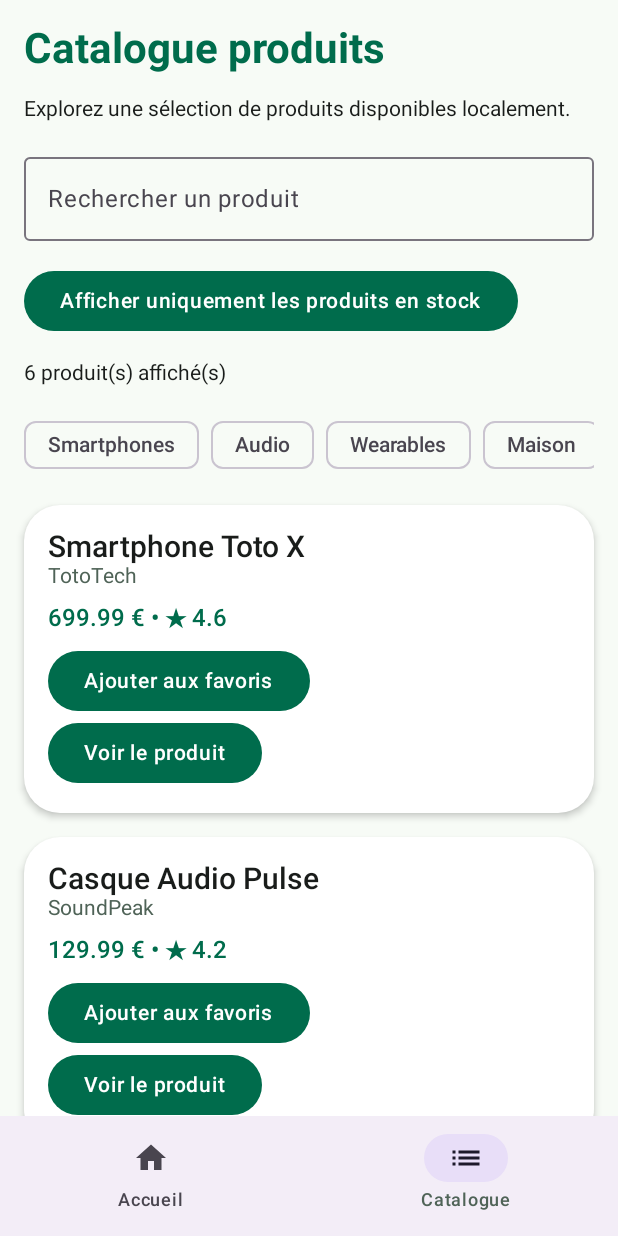
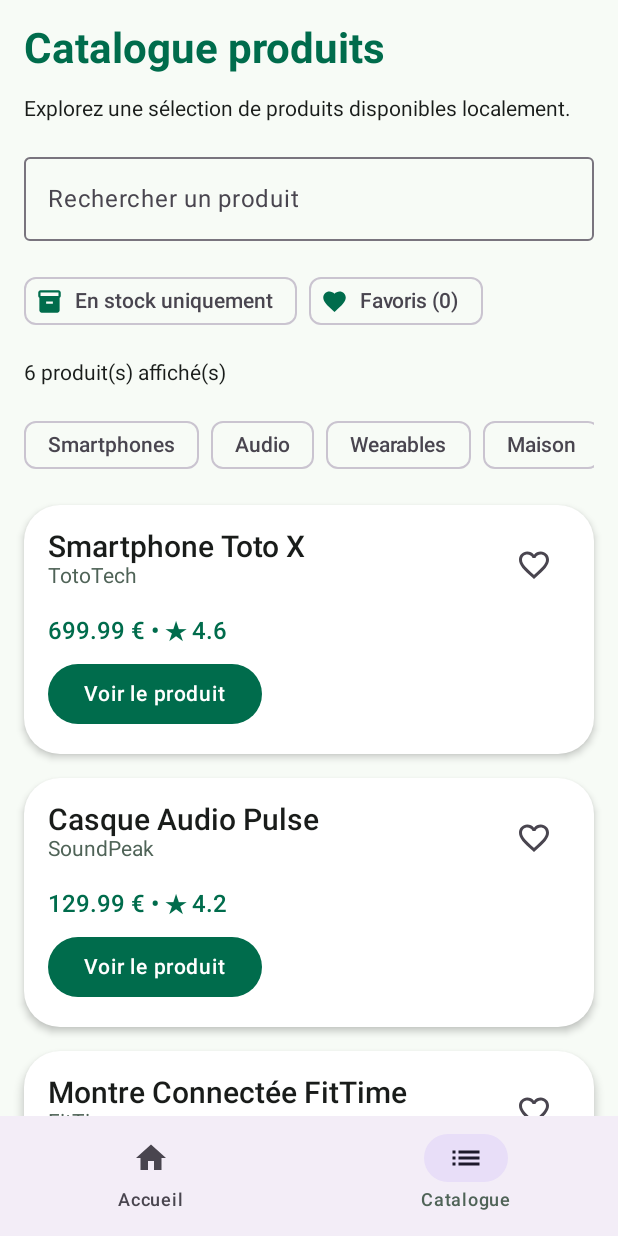
Before and after one commit to EthanRieu/EthanRieuReims-FilRouge, an Android app built with Jetpack Compose: the screen it shows after launch (MainActivity), on a phone screen of 412 x 824 dp. Run offline under Robolectric (Android 15) with nearby library versions, the phone set to English and light mode, and no system bars.

Commit message:
feat: favoris avec icône cœur et filtre « Favoris »
- FavoriteButton : IconToggleButton cœur plein / vide, description
  accessible selon l'état
- Carte produit : cœur à côté du titre à la place du bouton texte
- Filtres rapides en FilterChip : « En stock uniquement » et « Favoris (n) »
- Filtre favoris combiné aux autres filtres (filterProducts)
- Preview de ProductListItem

Closes #14

```diff
--- /dev/null
+++ b/app/src/main/java/com/example/tps/ui/catalog/CatalogFilterRow.kt
@@ -0,0 +1,56 @@
+package com.example.tps.ui.catalog
+
+import androidx.compose.foundation.layout.Arrangement
+import androidx.compose.foundation.layout.Row
+import androidx.compose.foundation.layout.size
+import androidx.compose.material.icons.Icons
+import androidx.compose.material.icons.filled.Favorite
+import androidx.compose.material.icons.filled.Inventory2
+import androidx.compose.material3.FilterChip
+import androidx.compose.material3.FilterChipDefaults
+import androidx.compose.material3.Icon
+import androidx.compose.material3.Text
+import androidx.compose.runtime.Composable
+import androidx.compose.ui.Modifier
+import androidx.compose.ui.unit.dp
+
+// Filtres rapides du catalogue : stock et favoris
+@Composable
+fun CatalogFilterRow(
+    showOnlyInStock: Boolean,
+    onToggleStockFilter: () -> Unit,
+    showOnlyFavorites: Boolean,
+    favoriteCount: Int,
+    onToggleFavoritesFilter: () -> Unit,
+    modifier: Modifier = Modifier
+) {
+    Row(
+        modifier = modifier,
+        horizontalArrangement = Arrangement.spacedBy(8.dp)
+    ) {
+        FilterChip(
+            selected = showOnlyInStock,
+            onClick = onToggleStockFilter,
+            label = { Text(text = "En stock uniquement") },
+            leadingIcon = {
+                Icon(
+                    imageVector = Icons.Filled.Inventory2,
+                    contentDescription = null,
+                    modifier = Modifier.size(FilterChipDefaults.IconSize)
+                )
+            }
+        )
+        FilterChip(
+            selected = showOnlyFavorites,
+            onClick = onToggleFavoritesFilter,
+            label = { Text(text = "Favoris ($favoriteCount)") },
+            leadingIcon = {
+                Icon(
+                    imageVector = Icons.Filled.Favorite,
+                    contentDescription = null,
+                    modifier = Modifier.size(FilterChipDefaults.IconSize)
+                )
+            }
+        )
+    }
+}
--- a/app/src/main/java/com/example/tps/ui/catalog/ProductCatalogScreen.kt
+++ b/app/src/main/java/com/example/tps/ui/catalog/ProductCatalogScreen.kt
@@ -7,7 +7,6 @@ import androidx.compose.foundation.layout.fillMaxSize
 import androidx.compose.foundation.layout.fillMaxWidth
 import androidx.compose.foundation.lazy.LazyColumn
 import androidx.compose.foundation.lazy.items
-import androidx.compose.material3.Button
 import androidx.compose.material3.MaterialTheme
 import androidx.compose.material3.OutlinedTextField
 import androidx.compose.material3.Text
@@ -53,6 +52,10 @@ fun ProductCatalogContainer(
         mutableStateOf<String?>(null)
     }
 
+    var showOnlyFavorites by rememberSaveable {
+        mutableStateOf(false)
+    }
+
     // Catégorie demandée depuis un autre écran (ex. clic sur une catégorie de l'accueil)
     LaunchedEffect(requestedCategory) {
         if (requestedCategory != null) {
@@ -61,12 +64,16 @@ fun ProductCatalogContainer(
         }
     }
 
-    val filteredProducts = remember(products, searchQuery, showOnlyInStock, selectedCategory) {
+    val filteredProducts = remember(
+        products, searchQuery, showOnlyInStock, selectedCategory, showOnlyFavorites, favoriteProductIds
+    ) {
         filterProducts(
             products = products,
             searchQuery = searchQuery,
             showOnlyInStock = showOnlyInStock,
-            selectedCategory = selectedCategory
+            selectedCategory = selectedCategory,
+            showOnlyFavorites = showOnlyFavorites,
+            favoriteProductIds = favoriteProductIds
         )
     }
 
@@ -98,6 +105,10 @@ fun ProductCatalogContainer(
         onFavoriteClick = { productId ->
             toggleFavorite(productId)
         },
+        showOnlyFavorites = showOnlyFavorites,
+        onToggleFavoritesFilter = {
+            showOnlyFavorites = !showOnlyFavorites
+        },
         onProductClick = onProductClick,
         modifier = modifier
     )
@@ -116,6 +127,8 @@ fun ProductCatalogScreen(
     onToggleStockFilter: () -> Unit,
     favoriteProductIds: List<Int>,
     onFavoriteClick: (Int) -> Unit,
+    showOnlyFavorites: Boolean,
+    onToggleFavoritesFilter: () -> Unit,
     onProductClick: (ProductUi) -> Unit,
     modifier: Modifier = Modifier
 ) {
@@ -154,17 +167,13 @@ fun ProductCatalogScreen(
         }
 
         item {
-            Button(
-                onClick = onToggleStockFilter
-            ) {
-                Text(
-                    text = if (showOnlyInStock) {
-                        "Afficher tous les produits"
-                    } else {
-                        "Afficher uniquement les produits en stock"
-                    }
-                )
-            }
+            CatalogFilterRow(
+                showOnlyInStock = showOnlyInStock,
+                onToggleStockFilter = onToggleStockFilter,
+                showOnlyFavorites = showOnlyFavorites,
+                favoriteCount = favoriteProductIds.size,
+                onToggleFavoritesFilter = onToggleFavoritesFilter
+            )
         }
 
         item {
@@ -246,6 +255,8 @@ fun ProductCatalogScreenStatelessPreview() {
             onToggleStockFilter = {},
             favoriteProductIds = listOf(1),
             onFavoriteClick = {},
+            showOnlyFavorites = false,
+            onToggleFavoritesFilter = {},
             onProductClick = {}
         )
     }
--- a/app/src/main/java/com/example/tps/ui/catalog/ProductFilters.kt
+++ b/app/src/main/java/com/example/tps/ui/catalog/ProductFilters.kt
@@ -12,7 +12,9 @@ fun filterProducts(
     products: List<ProductUi>,
     searchQuery: String,
     showOnlyInStock: Boolean,
-    selectedCategory: String? = null
+    selectedCategory: String? = null,
+    showOnlyFavorites: Boolean = false,
+    favoriteProductIds: List<Int> = emptyList()
 ): List<ProductUi> {
     val query = searchQuery.trim()
     return products.filter { product ->
@@ -25,6 +27,8 @@ fun filterProducts(
 
         val matchesCategory = selectedCategory == null || product.category == selectedCategory
 
-        matchesSearch && matchesStock && matchesCategory
+        val matchesFavorites = !showOnlyFavorites || product.id in favoriteProductIds
+
+        matchesSearch && matchesStock && matchesCategory && matchesFavorites
     }
 }
--- a/app/src/main/java/com/example/tps/ui/catalog/ProductListItem.kt
+++ b/app/src/main/java/com/example/tps/ui/catalog/ProductListItem.kt
@@ -1,6 +1,7 @@
 package com.example.tps.ui.catalog
 
 import androidx.compose.foundation.layout.Column
+import androidx.compose.foundation.layout.Row
 import androidx.compose.foundation.layout.Spacer
 import androidx.compose.foundation.layout.fillMaxWidth
 import androidx.compose.foundation.layout.height
@@ -11,9 +12,14 @@ import androidx.compose.material3.CardDefaults
 import androidx.compose.material3.MaterialTheme
 import androidx.compose.material3.Text
 import androidx.compose.runtime.Composable
+import androidx.compose.ui.Alignment
 import androidx.compose.ui.Modifier
+import androidx.compose.ui.tooling.preview.Preview
 import androidx.compose.ui.unit.dp
 import com.example.tps.data.ProductUi
+import com.example.tps.data.sampleProduct
+import com.example.tps.ui.components.FavoriteButton
+import com.example.tps.ui.theme.TPsTheme
 
 @Composable
 fun ProductListItem(
@@ -36,6 +42,8 @@ fun ProductListItem(
         Column(
             modifier = Modifier.padding(16.dp)
         ) {
+            Row(verticalAlignment = Alignment.Top) {
+                Column(modifier = Modifier.weight(1f)) {
                     Text(
                         text = product.title,
                         style = MaterialTheme.typography.titleLarge,
@@ -46,6 +54,12 @@ fun ProductListItem(
                         style = MaterialTheme.typography.bodyMedium,
                         color = MaterialTheme.colorScheme.secondary
                     )
+                }
+                FavoriteButton(
+                    isFavorite = isFavorite,
+                    onClick = onFavoriteClick
+                )
+            }
             Spacer(modifier = Modifier.height(8.dp))
             Text(
                 text = "${product.price} € • ★ ${product.rating}",
@@ -53,18 +67,22 @@ fun ProductListItem(
                 color = MaterialTheme.colorScheme.primary
             )
             Spacer(modifier = Modifier.height(8.dp))
-            Button(onClick = onFavoriteClick) {
-                Text(
-                    text = if (isFavorite) {
-                        "Retirer des favoris"
-                    } else {
-                        "Ajouter aux favoris"
-                    }
-                )
-            }
             Button(onClick = onClick) {
                 Text(text = "Voir le produit")
             }
         }
     }
 }
+
+@Preview(showBackground = true)
+@Composable
+fun ProductListItemPreview() {
+    TPsTheme {
+        ProductListItem(
+            product = sampleProduct(),
+            isFavorite = true,
+            onFavoriteClick = {},
+            onClick = {}
+        )
+    }
+}
--- /dev/null
+++ b/app/src/main/java/com/example/tps/ui/components/FavoriteButton.kt
@@ -0,0 +1,33 @@
+package com.example.tps.ui.components
+
+import androidx.compose.material.icons.Icons
+import androidx.compose.material.icons.filled.Favorite
+import androidx.compose.material.icons.filled.FavoriteBorder
+import androidx.compose.material3.Icon
+import androidx.compose.material3.IconToggleButton
+import androidx.compose.material3.MaterialTheme
+import androidx.compose.runtime.Composable
+import androidx.compose.ui.Modifier
+
+/**
+ * Cœur plein / vide. Stateless : affiche isFavorite et signale le clic.
+ * La description change selon l'état pour les lecteurs d'écran (TalkBack).
+ */
+@Composable
+fun FavoriteButton(
+    isFavorite: Boolean,
+    onClick: () -> Unit,
+    modifier: Modifier = Modifier
+) {
+    IconToggleButton(
+        checked = isFavorite,
+        onCheckedChange = { onClick() },
+        modifier = modifier
+    ) {
+        Icon(
+            imageVector = if (isFavorite) Icons.Filled.Favorite else Icons.Filled.FavoriteBorder,
+            contentDescription = if (isFavorite) "Retirer des favoris" else "Ajouter aux favoris",
+            tint = if (isFavorite) MaterialTheme.colorScheme.error else MaterialTheme.colorScheme.onSurfaceVariant
+        )
+    }
+}
```
Lines whose indentation alone changed are shown as unchanged.
